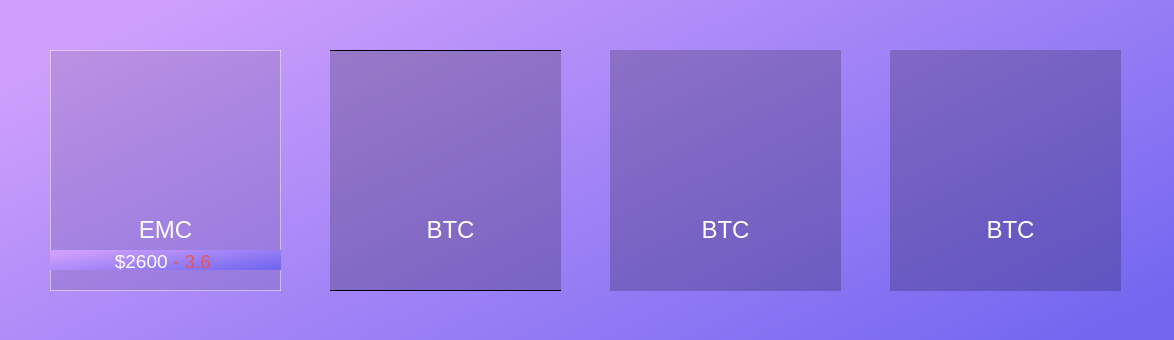
Qt form CryptoView/cryptoview.ui (captainswain/CryptoView) before a commit.
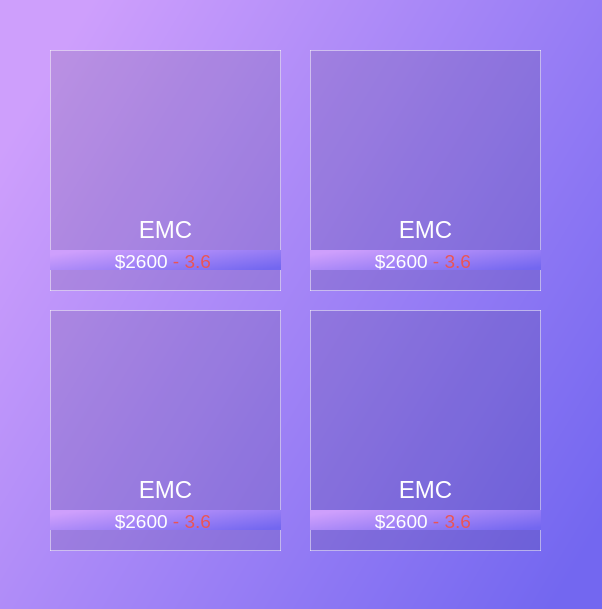
The same form after that commit. Icons and pictures are not drawn.

Patch:
```diff
--- a/CryptoView/cryptoview.ui
+++ b/CryptoView/cryptoview.ui
@@ -6,8 +6,8 @@
    <rect>
     <x>0</x>
     <y>0</y>
-    <width>1174</width>
-    <height>340</height>
+    <width>602</width>
+    <height>609</height>
    </rect>
   </property>
   <property name="windowTitle">
@@ -113,7 +113,7 @@
    <widget class="QGroupBox" name="crytoBox_2">
     <property name="geometry">
      <rect>
-      <x>330</x>
+      <x>310</x>
       <y>50</y>
       <width>231</width>
       <height>241</height>
@@ -121,11 +121,10 @@
     </property>
     <property name="styleSheet">
      <string notr="true">.QGroupBox {
-	background:rgba(0,0,0,0.2);
-    border-width: 1 px;
+	background:rgba(0,0,0,0.1);
+    border-width: 1px;
     border-style: solid;
-    border-color: black;
-
+	border-color: rgba(255,255,255,0.5);
  }</string>
     </property>
     <property name="title">
@@ -134,9 +133,9 @@
     <widget class="QLabel" name="label_3">
      <property name="geometry">
       <rect>
-       <x>10</x>
+       <x>0</x>
        <y>160</y>
-       <width>221</width>
+       <width>231</width>
        <height>41</height>
       </rect>
      </property>
@@ -157,15 +156,15 @@
 &lt;html&gt;&lt;head&gt;&lt;meta name=&quot;qrichtext&quot; content=&quot;1&quot; /&gt;&lt;style type=&quot;text/css&quot;&gt;
 p, li { white-space: pre-wrap; }
 &lt;/style&gt;&lt;/head&gt;&lt;body style=&quot; font-family:'Helvetica Neue'; font-size:14pt; font-weight:400; font-style:normal;&quot;&gt;
-&lt;p align=&quot;center&quot; style=&quot; margin-top:0px; margin-bottom:0px; margin-left:0px; margin-right:0px; -qt-block-indent:0; text-indent:0px;&quot;&gt;&lt;span style=&quot; font-family:'Helvetica Neue,Helvetica,Arial,sans-serif'; font-size:24px; font-weight:496; color:#ffffff;&quot;&gt;BTC&lt;/span&gt;&lt;/p&gt;&lt;/body&gt;&lt;/html&gt;</string>
+&lt;p align=&quot;center&quot; style=&quot; margin-top:0px; margin-bottom:0px; margin-left:0px; margin-right:0px; -qt-block-indent:0; text-indent:0px;&quot;&gt;&lt;span style=&quot; font-family:'Helvetica Neue,Helvetica,Arial,sans-serif'; font-size:24px; font-weight:496; color:#ffffff;&quot;&gt;EMC&lt;/span&gt;&lt;/p&gt;&lt;/body&gt;&lt;/html&gt;</string>
      </property>
     </widget>
     <widget class="QLabel" name="label_4">
      <property name="geometry">
       <rect>
-       <x>20</x>
+       <x>0</x>
        <y>20</y>
-       <width>201</width>
+       <width>231</width>
        <height>131</height>
       </rect>
      </property>
@@ -185,26 +184,131 @@
       <set>Qt::AlignCenter</set>
      </property>
     </widget>
+    <widget class="QLabel" name="label_12">
+     <property name="geometry">
+      <rect>
+       <x>0</x>
+       <y>200</y>
+       <width>231</width>
+       <height>20</height>
+      </rect>
+     </property>
+     <property name="styleSheet">
+      <string notr="true">background: rbga(0,0,0,0)</string>
+     </property>
+     <property name="text">
+      <string>&lt;html&gt;&lt;head/&gt;&lt;body&gt;&lt;p align=&quot;center&quot;&gt;&lt;span style=&quot; font-size:14pt; color:#ffffff;&quot;&gt;$2600&lt;span style=&quot;color: #EA5455
+&quot;&gt; - 3.6 &lt;/span&gt;&lt;/span&gt;&lt;/p&gt;&lt;/body&gt;&lt;/html&gt;</string>
+     </property>
+    </widget>
    </widget>
    <widget class="QGroupBox" name="crytoBox_3">
     <property name="geometry">
      <rect>
-      <x>610</x>
-      <y>50</y>
+      <x>50</x>
+      <y>310</y>
       <width>231</width>
       <height>241</height>
      </rect>
     </property>
-    <property name="autoFillBackground">
-     <bool>false</bool>
+    <property name="styleSheet">
+     <string notr="true">.QGroupBox {
+	background:rgba(0,0,0,0.1);
+    border-width: 1px;
+    border-style: solid;
+	border-color: rgba(255,255,255,0.5);
+ }</string>
     </property>
+    <property name="title">
+     <string/>
+    </property>
+    <widget class="QLabel" name="label_5">
+     <property name="geometry">
+      <rect>
+       <x>0</x>
+       <y>160</y>
+       <width>231</width>
+       <height>41</height>
+      </rect>
+     </property>
+     <property name="font">
+      <font>
+       <family>Helvetica Neue</family>
+       <pointsize>14</pointsize>
+      </font>
+     </property>
+     <property name="autoFillBackground">
+      <bool>false</bool>
+     </property>
+     <property name="styleSheet">
+      <string notr="true">background-color:rgba(0, 0, 0, 0);</string>
+     </property>
+     <property name="text">
+      <string>&lt;!DOCTYPE HTML PUBLIC &quot;-//W3C//DTD HTML 4.0//EN&quot; &quot;http://www.w3.org/TR/REC-html40/strict.dtd&quot;&gt;
+&lt;html&gt;&lt;head&gt;&lt;meta name=&quot;qrichtext&quot; content=&quot;1&quot; /&gt;&lt;style type=&quot;text/css&quot;&gt;
+p, li { white-space: pre-wrap; }
+&lt;/style&gt;&lt;/head&gt;&lt;body style=&quot; font-family:'Helvetica Neue'; font-size:14pt; font-weight:400; font-style:normal;&quot;&gt;
+&lt;p align=&quot;center&quot; style=&quot; margin-top:0px; margin-bottom:0px; margin-left:0px; margin-right:0px; -qt-block-indent:0; text-indent:0px;&quot;&gt;&lt;span style=&quot; font-family:'Helvetica Neue,Helvetica,Arial,sans-serif'; font-size:24px; font-weight:496; color:#ffffff;&quot;&gt;EMC&lt;/span&gt;&lt;/p&gt;&lt;/body&gt;&lt;/html&gt;</string>
+     </property>
+    </widget>
+    <widget class="QLabel" name="label_6">
+     <property name="geometry">
+      <rect>
+       <x>0</x>
+       <y>20</y>
+       <width>231</width>
+       <height>131</height>
+      </rect>
+     </property>
+     <property name="styleSheet">
+      <string notr="true">background-color:rgba(0, 0, 0, 0);</string>
+     </property>
+     <property name="text">
+      <string/>
+     </property>
+     <property name="pixmap">
+      <pixmap resource="resources.qrc">:/resources/white-logos/emc.png</pixmap>
+     </property>
+     <property name="scaledContents">
+      <bool>false</bool>
+     </property>
+     <property name="alignment">
+      <set>Qt::AlignCenter</set>
+     </property>
+    </widget>
+    <widget class="QLabel" name="label_13">
+     <property name="geometry">
+      <rect>
+       <x>0</x>
+       <y>200</y>
+       <width>231</width>
+       <height>20</height>
+      </rect>
+     </property>
+     <property name="styleSheet">
+      <string notr="true">background: rbga(0,0,0,0)</string>
+     </property>
+     <property name="text">
+      <string>&lt;html&gt;&lt;head/&gt;&lt;body&gt;&lt;p align=&quot;center&quot;&gt;&lt;span style=&quot; font-size:14pt; color:#ffffff;&quot;&gt;$2600&lt;span style=&quot;color: #EA5455
+&quot;&gt; - 3.6 &lt;/span&gt;&lt;/span&gt;&lt;/p&gt;&lt;/body&gt;&lt;/html&gt;</string>
+     </property>
+    </widget>
+   </widget>
+   <widget class="QGroupBox" name="crytoBox_4">
+    <property name="geometry">
+     <rect>
+      <x>310</x>
+      <y>310</y>
+      <width>231</width>
+      <height>241</height>
+     </rect>
+    </property>
     <property name="styleSheet">
      <string notr="true">.QGroupBox {
-	background:rgba(0,0,0,0.2);
-    border-width: 0px;
+	background:rgba(0,0,0,0.1);
+    border-width: 1px;
     border-style: solid;
-    border-color: qlineargradient(spread:pad, x1:0, y1:0, x2:1, y2:0, stop:0 rgba(0, 0, 0, 255), stop:1 rgba(255, 255, 255, 255));
-
+	border-color: rgba(255,255,255,0.5);
  }</string>
     </property>
     <property name="title">
@@ -213,9 +317,9 @@
     <widget class="QLabel" name="label_7">
      <property name="geometry">
       <rect>
-       <x>10</x>
+       <x>0</x>
        <y>160</y>
-       <width>211</width>
+       <width>231</width>
        <height>41</height>
       </rect>
      </property>
@@ -236,15 +340,15 @@
 &lt;html&gt;&lt;head&gt;&lt;meta name=&quot;qrichtext&quot; content=&quot;1&quot; /&gt;&lt;style type=&quot;text/css&quot;&gt;
 p, li { white-space: pre-wrap; }
 &lt;/style&gt;&lt;/head&gt;&lt;body style=&quot; font-family:'Helvetica Neue'; font-size:14pt; font-weight:400; font-style:normal;&quot;&gt;
-&lt;p align=&quot;center&quot; style=&quot; margin-top:0px; margin-bottom:0px; margin-left:0px; margin-right:0px; -qt-block-indent:0; text-indent:0px;&quot;&gt;&lt;span style=&quot; font-family:'Helvetica Neue,Helvetica,Arial,sans-serif'; font-size:24px; font-weight:496; color:#ffffff;&quot;&gt;BTC&lt;/span&gt;&lt;/p&gt;&lt;/body&gt;&lt;/html&gt;</string>
+&lt;p align=&quot;center&quot; style=&quot; margin-top:0px; margin-bottom:0px; margin-left:0px; margin-right:0px; -qt-block-indent:0; text-indent:0px;&quot;&gt;&lt;span style=&quot; font-family:'Helvetica Neue,Helvetica,Arial,sans-serif'; font-size:24px; font-weight:496; color:#ffffff;&quot;&gt;EMC&lt;/span&gt;&lt;/p&gt;&lt;/body&gt;&lt;/html&gt;</string>
      </property>
     </widget>
     <widget class="QLabel" name="label_8">
      <property name="geometry">
       <rect>
-       <x>10</x>
+       <x>0</x>
        <y>20</y>
-       <width>211</width>
+       <width>231</width>
        <height>131</height>
       </rect>
      </property>
@@ -264,80 +368,21 @@
       <set>Qt::AlignCenter</set>
      </property>
     </widget>
-   </widget>
-   <widget class="QGroupBox" name="crytoBox_4">
-    <property name="geometry">
-     <rect>
-      <x>890</x>
-      <y>50</y>
-      <width>231</width>
-      <height>241</height>
-     </rect>
-    </property>
-    <property name="styleSheet">
-     <string notr="true">.QGroupBox {
-	background:rgba(0,0,0,0.2);
-    border-width: 0px;
-    border-style: solid;
-    border-color: qlineargradient(spread:pad, x1:0, y1:0, x2:1, y2:0, stop:0 rgba(0, 0, 0, 255), stop:1 rgba(255, 255, 255, 255));
-
- }</string>
-    </property>
-    <property name="title">
-     <string/>
-    </property>
-    <widget class="QLabel" name="label_9">
+    <widget class="QLabel" name="label_14">
      <property name="geometry">
       <rect>
-       <x>10</x>
-       <y>160</y>
-       <width>221</width>
-       <height>41</height>
+       <x>0</x>
+       <y>200</y>
+       <width>231</width>
+       <height>20</height>
       </rect>
      </property>
-     <property name="font">
-      <font>
-       <family>Helvetica Neue</family>
-       <pointsize>14</pointsize>
-      </font>
-     </property>
-     <property name="autoFillBackground">
-      <bool>false</bool>
-     </property>
      <property name="styleSheet">
-      <string notr="true">background-color:rgba(0, 0, 0, 0);</string>
+      <string notr="true">background: rbga(0,0,0,0)</string>
      </property>
      <property name="text">
-      <string>&lt;!DOCTYPE HTML PUBLIC &quot;-//W3C//DTD HTML 4.0//EN&quot; &quot;http://www.w3.org/TR/REC-html40/strict.dtd&quot;&gt;
-&lt;html&gt;&lt;head&gt;&lt;meta name=&quot;qrichtext&quot; content=&quot;1&quot; /&gt;&lt;style type=&quot;text/css&quot;&gt;
-p, li { white-space: pre-wrap; }
-&lt;/style&gt;&lt;/head&gt;&lt;body style=&quot; font-family:'Helvetica Neue'; font-size:14pt; font-weight:400; font-style:normal;&quot;&gt;
-&lt;p align=&quot;center&quot; style=&quot; margin-top:0px; margin-bottom:0px; margin-left:0px; margin-right:0px; -qt-block-indent:0; text-indent:0px;&quot;&gt;&lt;span style=&quot; font-family:'Helvetica Neue,Helvetica,Arial,sans-serif'; font-size:24px; font-weight:496; color:#ffffff;&quot;&gt;BTC&lt;/span&gt;&lt;/p&gt;&lt;/body&gt;&lt;/html&gt;</string>
-     </property>
-    </widget>
-    <widget class="QLabel" name="label_10">
-     <property name="geometry">
-      <rect>
-       <x>20</x>
-       <y>20</y>
-       <width>201</width>
-       <height>131</height>
-      </rect>
-     </property>
-     <property name="styleSheet">
-      <string notr="true">background-color:rgba(0, 0, 0, 0);</string>
-     </property>
-     <property name="text">
-      <string/>
-     </property>
-     <property name="pixmap">
-      <pixmap resource="resources.qrc">:/resources/white-logos/btc.png</pixmap>
-     </property>
-     <property name="scaledContents">
-      <bool>false</bool>
-     </property>
-     <property name="alignment">
-      <set>Qt::AlignCenter</set>
+      <string>&lt;html&gt;&lt;head/&gt;&lt;body&gt;&lt;p align=&quot;center&quot;&gt;&lt;span style=&quot; font-size:14pt; color:#ffffff;&quot;&gt;$2600&lt;span style=&quot;color: #EA5455
+&quot;&gt; - 3.6 &lt;/span&gt;&lt;/span&gt;&lt;/p&gt;&lt;/body&gt;&lt;/html&gt;</string>
      </property>
     </widget>
    </widget>
```
Left out of the diff: 4 changed lines with no effect on the pictures.
